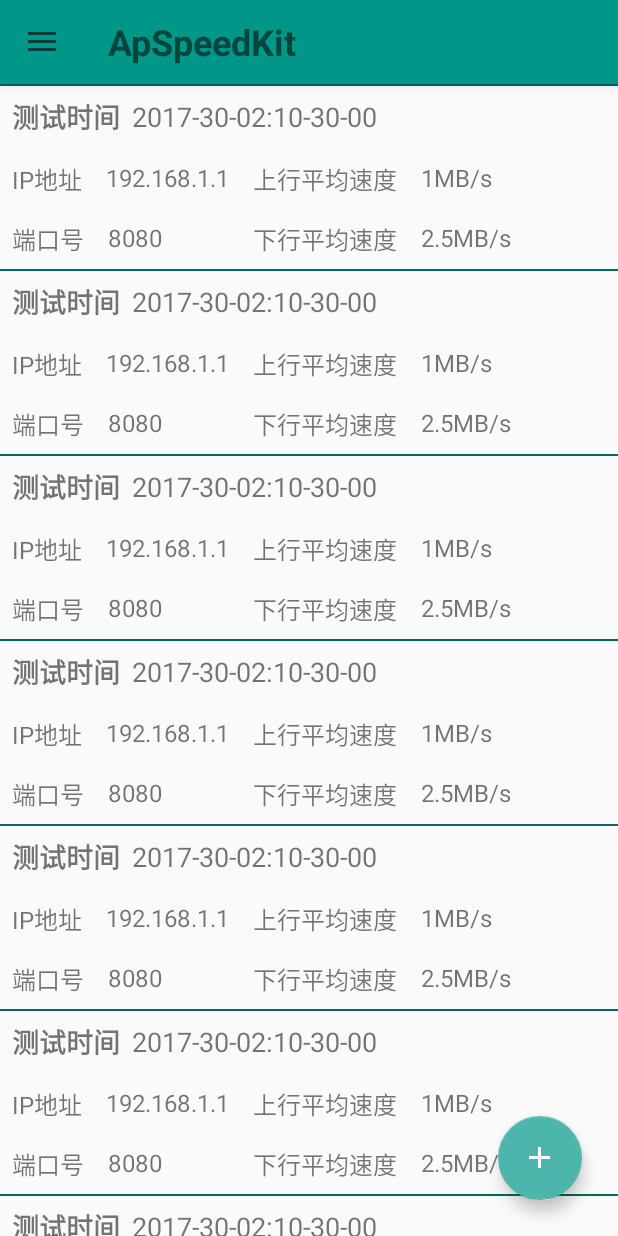
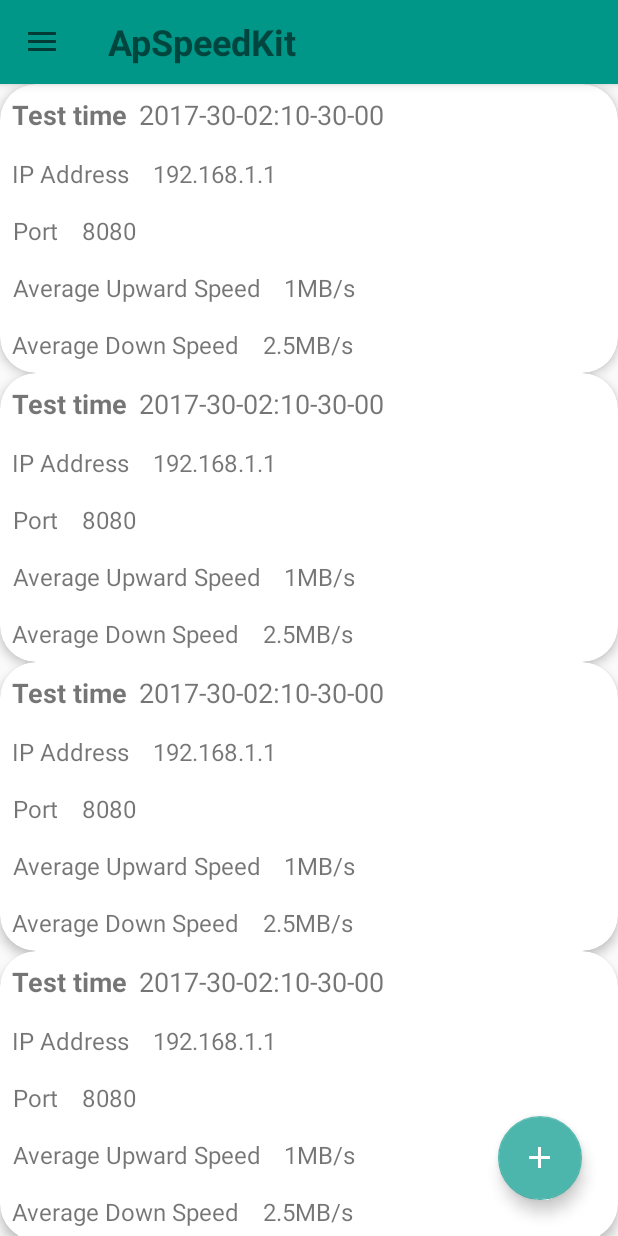
Before and after one commit to teacherMa/ApSpeedKit, an Android app: the screen it shows after launch (MainActivity), on a phone screen of 412 x 824 dp. Run offline under Robolectric (Android 15) with nearby library versions, the phone set to English and light mode, and no system bars; our stand-ins replace ButterKnife.

Commit message:
finish create new test UI work,finish HistoryResultList UI

```diff
--- a/app/build.gradle
+++ b/app/build.gradle
@@ -24,8 +24,12 @@ dependencies {
     implementation 'com.android.support:appcompat-v7:26.1.0'
     implementation 'com.android.support.constraint:constraint-layout:1.0.2'
     implementation 'com.android.support:design:26.1.0'
+
+    compile'com.android.support:cardview-v7:26.1.0'
+
     compile 'com.jakewharton:butterknife:8.8.1'
     annotationProcessor 'com.jakewharton:butterknife-compiler:8.8.1'
+
     testImplementation 'junit:junit:4.12'
     androidTestImplementation 'com.android.support.test:runner:1.0.1'
     androidTestImplementation 'com.android.support.test.espresso:espresso-core:3.0.1'
--- /dev/null
+++ b/app/src/main/java/com/example/teacherma/apspeedtest/api/NewTestCreatedCallback.java
@@ -0,0 +1,9 @@
+package com.example.teacherma.apspeedtest.api;
+
+/**
+ * @author teacherMa on 2017/11/2.
+ */
+
+public interface NewTestCreatedCallback {
+    void onNewTestCreated(String ip,String port);
+}
--- a/app/src/main/java/com/example/teacherma/apspeedtest/future/main/MainView.java
+++ b/app/src/main/java/com/example/teacherma/apspeedtest/future/main/MainView.java
@@ -2,8 +2,6 @@ package com.example.teacherma.apspeedtest.future.main;
 
 import android.app.Activity;
 import android.content.Context;
-import android.graphics.Canvas;
-import android.graphics.Rect;
 import android.support.annotation.NonNull;
 import android.support.annotation.Nullable;
 import android.support.design.widget.FloatingActionButton;
@@ -15,29 +13,31 @@ import android.support.v7.widget.LinearLayoutManager;
 import android.support.v7.widget.RecyclerView;
 import android.support.v7.widget.Toolbar;
 import android.util.AttributeSet;
-import android.view.View;
+import android.view.Gravity;
 
 import com.example.teacherma.apspeedtest.R;
-import com.example.teacherma.apspeedtest.custom.TestHistoryItemDecoration;
+import com.example.teacherma.apspeedtest.api.NewTestCreatedCallback;
+import com.example.teacherma.apspeedtest.custom.NewTestPopupWindow;
 import com.example.teacherma.apspeedtest.framework.BaseView;
 import com.example.teacherma.apspeedtest.model.bean.HistoryResult;
 
 import java.util.List;
 
 import butterknife.BindView;
+import butterknife.OnClick;
 
-public class MainView extends BaseView<MainContract.Presenter> implements MainContract.View {
+public class MainView extends BaseView<MainContract.Presenter> implements MainContract.View, NewTestCreatedCallback {
 
     @BindView(R.id.history_result)
     RecyclerView mHistoryResult;
-    @BindView(R.id.new_test)
-    FloatingActionButton mNewTest;
     @BindView(R.id.nav_view)
     NavigationView mNavView;
     @BindView(R.id.drawer_layout)
     DrawerLayout mDrawerLayout;
     @BindView(R.id.tool_bar)
     Toolbar mToolBar;
+    @BindView(R.id.new_test)
+    FloatingActionButton mNewTest;
 
     private MainAdapter mAdapter;
 
@@ -70,4 +70,16 @@ public class MainView extends BaseView<MainContract.Presenter> implements MainCo
     public void loadingHistory(List<HistoryResult> historyResults) {
         mAdapter.refreshData(historyResults);
     }
+
+    @OnClick(R.id.new_test)
+    public void onViewClicked() {
+        new NewTestPopupWindow(getContext())
+                .setTestCreatedCallback(this)
+                .showAtLocation(this, Gravity.CENTER, 0, 0);
+    }
+
+    @Override
+    public void onNewTestCreated(String ip, String port) {
+
+    }
 }
--- a/app/src/main/java/com/example/teacherma/apspeedtest/utils/Constants.java
+++ b/app/src/main/java/com/example/teacherma/apspeedtest/utils/Constants.java
@@ -9,7 +9,7 @@ public class Constants {
 
     public static String BASE_URL = "";
     public static final String DATE_TO_STRING_FORMAT = "yyyy-mm-dd:hh-mm-ss";
-
+    public static final String DOT = ".";
 
     public interface ContentType {
         String
--- a/app/src/main/res/layout/history_item.xml
+++ b/app/src/main/res/layout/history_item.xml
@@ -1,8 +1,21 @@
 <?xml version="1.0" encoding="utf-8"?>
+<android.support.v7.widget.CardView
+    xmlns:android="http://schemas.android.com/apk/res/android"
+    xmlns:app="http://schemas.android.com/apk/res-auto"
+    android:layout_width="match_parent"
+    android:layout_height="wrap_content"
+    android:background="?android:attr/selectableItemBackground"
+    android:clickable="true"
+    app:cardCornerRadius="24dp"
+    app:cardElevation="4dp"
+    android:focusable="true">
+
     <RelativeLayout
-    xmlns:android="http://schemas.android.com/apk/res/android"
-    android:layout_width="wrap_content"
-    android:layout_height="wrap_content">
+        android:layout_width="match_parent"
+        android:layout_height="wrap_content"
+        android:background="?android:attr/selectableItemBackground"
+        android:clickable="true"
+        android:focusable="true">
 
         <LinearLayout
             android:id="@+id/time"
@@ -24,8 +37,8 @@
                 android:layout_width="wrap_content"
                 android:layout_height="wrap_content"
                 android:layout_gravity="center"
-            android:textSize="18sp"
-            android:gravity="center"/>
+                android:gravity="center"
+                android:textSize="18sp"/>
         </LinearLayout>
 
 
@@ -80,9 +93,7 @@
             android:id="@+id/speed"
             android:layout_width="wrap_content"
             android:layout_height="wrap_content"
-        android:layout_below="@id/time"
-        android:layout_toEndOf="@id/service"
-        android:layout_toRightOf="@id/service">
+            android:layout_below="@id/service">
 
             <TextView
                 android:id="@+id/upward_speed"
@@ -127,12 +138,5 @@
 
         </RelativeLayout>
 
-
-    <View
-        android:layout_width="match_parent"
-        android:layout_height="1dp"
-        android:layout_below="@id/port_value"
-        android:background="@color/colorPrimaryDark"/>
-
-
     </RelativeLayout>
+</android.support.v7.widget.CardView>
--- a/app/src/main/res/values/colors.xml
+++ b/app/src/main/res/values/colors.xml
@@ -3,4 +3,6 @@
     <color name="colorPrimary">#009688</color>
     <color name="colorPrimaryDark">#00695C</color>
     <color name="colorAccent">#4DB6AC</color>
+
+    <color name="colorAccentButton">#FF4081</color>
 </resources>
--- a/app/src/main/res/values/strings.xml
+++ b/app/src/main/res/values/strings.xml
@@ -8,10 +8,15 @@
     <string name="nav_drawer_open">opened</string>
     <string name="nav_drawer_closed">closed</string>
 
-    <string name="history_result">历史记录</string>
-    <string name="test_time">测试时间</string>
-    <string name="average_upward_speed">上行平均速度</string>
-    <string name="average_down_speed">下行平均速度</string>
-    <string name="ip_address">IP地址</string>
-    <string name="port">端口号</string>
+    <string name="history_result">History records</string>
+    <string name="test_time">Test time</string>
+    <string name="average_upward_speed">Average Upward Speed</string>
+    <string name="average_down_speed">Average Down Speed</string>
+    <string name="ip_address">IP Address</string>
+    <string name="port">Port</string>
+
+    <string name="input_information">Please enter the required information </string>
+    <string name="input_ip_address">IP Address</string>
+    <string name="input_port">Port</string>
+    <string name="illegal_ip">Illegal Ip Address</string>
 </resources>
```
Also changed, not shown: app/src/main/java/com/example/teacherma/apspeedtest/custom/NewTestPopupWindow.java (+132 -0 lines), app/src/main/res/layout/new_test_window.xml (added, +120 -0 lines). Lines whose indentation alone changed are shown as unchanged.
